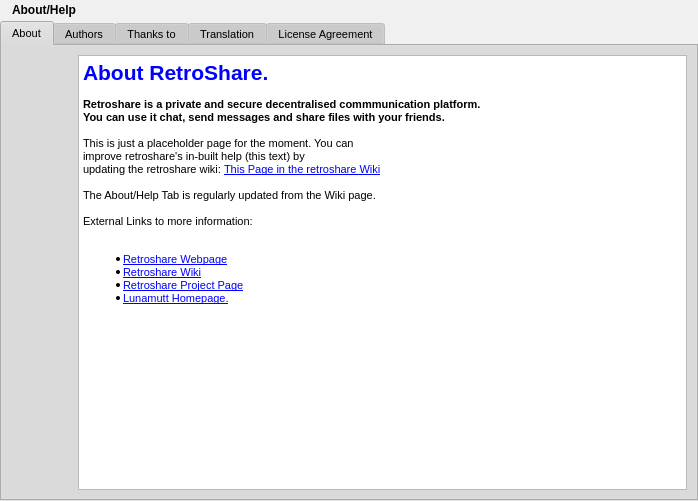
Before: the Qt Designer form rs-Qt-gui/src/gui/HelpDialog.ui in autoscatto/retroshare, drawn with Qt 5.
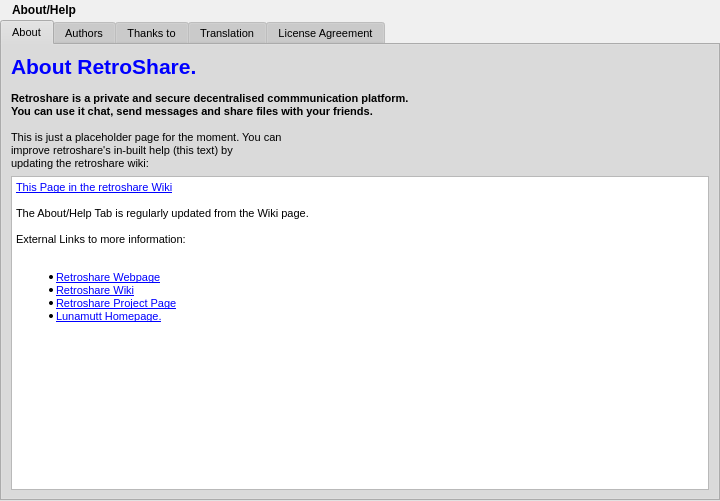
After: the same form once the commit is applied. The open tabs and pages were chosen to show the change. Icons and pictures are not drawn.

Commit message: fixed About Dialog

```diff
--- a/rs-Qt-gui/src/gui/HelpDialog.ui
+++ b/rs-Qt-gui/src/gui/HelpDialog.ui
@@ -5,7 +5,7 @@
    <rect>
     <x>0</x>
     <y>0</y>
-    <width>698</width>
+    <width>720</width>
     <height>501</height>
    </rect>
   </property>
@@ -505,7 +505,7 @@
     <number>0</number>
    </property>
    <property name="spacing" >
-    <number>1</number>
+    <number>0</number>
    </property>
    <item row="1" column="0" >
     <widget class="QTabWidget" name="tabWidget" >
@@ -523,14 +523,26 @@
        <property name="spacing" >
         <number>6</number>
        </property>
-       <item rowspan="2" row="0" column="1" >
+       <item row="0" column="2" >
+        <spacer>
+         <property name="orientation" >
+          <enum>Qt::Horizontal</enum>
+         </property>
+         <property name="sizeHint" >
+          <size>
+           <width>81</width>
+           <height>20</height>
+          </size>
+         </property>
+        </spacer>
+       </item>
+       <item row="1" column="0" colspan="3" >
         <widget class="QTextBrowser" name="textBrowser" >
          <property name="html" >
           <string>&lt;html>&lt;head>&lt;meta name="qrichtext" content="1" />&lt;style type="text/css">
 p, li { white-space: pre-wrap; }
 &lt;/style>&lt;/head>&lt;body style=" font-family:'Arial'; font-size:8pt; font-weight:400; font-style:normal; text-decoration:none;">
-&lt;p style=" margin-top:0px; margin-bottom:0px; margin-left:0px; margin-right:0px; -qt-block-indent:0; text-indent:0px;">&lt;span style=" font-size:xx-large; font-weight:600; color:#0000ff;">About RetroShare.&lt;/span>&lt;/p>
-&lt;p style=" margin-top:0px; margin-bottom:0px; margin-left:0px; margin-right:0px; -qt-block-indent:0; text-indent:0px;">&lt;br />&lt;span style=" font-weight:600;">Retroshare is a private and secure decentralised commmunication platform.&lt;br />You can use it chat, send messages and share files with your friends.&lt;/span>&lt;br />&lt;br />This is just a placeholder page for the moment. You can&lt;br />improve retroshare's in-built help (this text) by&lt;br />updating the retroshare wiki: &lt;a href="http://retroshare.wiki.sourceforge.net/help_tab">&lt;span style=" text-decoration: underline; color:#0000ff;">This Page in the retroshare Wiki&lt;/span>&lt;/a>&lt;br />&lt;br />The About/Help Tab is regularly updated from the Wiki page.&lt;br />&lt;br />External Links to more information:&lt;br />&lt;/p>
+&lt;p style=" margin-top:0px; margin-bottom:0px; margin-left:0px; margin-right:0px; -qt-block-indent:0; text-indent:0px;">&lt;a href="http://retroshare.wiki.sourceforge.net/help_tab">&lt;span style=" text-decoration: underline; color:#0000ff;">This Page in the retroshare Wiki&lt;/span>&lt;/a>&lt;br />&lt;br />The About/Help Tab is regularly updated from the Wiki page.&lt;br />&lt;br />External Links to more information:&lt;br />&lt;/p>
 &lt;ul style="-qt-list-indent: 1;">&lt;li style=" margin-top:0px; margin-bottom:0px; margin-left:0px; margin-right:0px; -qt-block-indent:0; text-indent:0px;">&lt;a href="http://retroshare.sourceforge.net">&lt;span style=" text-decoration: underline; color:#0000ff;">Retroshare Webpage&lt;/span>&lt;/a>&lt;/li>
 &lt;li style=" margin-top:0px; margin-bottom:0px; margin-left:0px; margin-right:0px; -qt-block-indent:0; text-indent:0px;">&lt;a href="http://retroshare.wiki.sourceforge.net/">&lt;span style=" text-decoration: underline; color:#0000ff;">Retroshare Wiki&lt;/span>&lt;/a>&lt;/li>
 &lt;li style=" margin-top:0px; margin-bottom:0px; margin-left:0px; margin-right:0px; -qt-block-indent:0; text-indent:0px;">&lt;a href="http://sourceforge.net/projects/retroshare/">&lt;span style=" text-decoration: underline; color:#0000ff;">Retroshare Project Page&lt;/span>&lt;/a>&lt;/li>
@@ -541,20 +553,7 @@
          </property>
         </widget>
        </item>
-       <item row="1" column="0" >
-        <spacer>
-         <property name="orientation" >
-          <enum>Qt::Vertical</enum>
-         </property>
-         <property name="sizeHint" >
-          <size>
-           <width>61</width>
-           <height>161</height>
-          </size>
-         </property>
-        </spacer>
-       </item>
-       <item row="0" column="0" >
+       <item row="0" column="1" >
         <widget class="QLabel" name="label_3" >
          <property name="text" >
           <string/>
@@ -564,6 +563,17 @@
          </property>
         </widget>
        </item>
+       <item row="0" column="0" >
+        <widget class="QLabel" name="label_4" >
+         <property name="text" >
+          <string>&lt;html>&lt;head>&lt;meta name="qrichtext" content="1" />&lt;style type="text/css">
+p, li { white-space: pre-wrap; }
+&lt;/style>&lt;/head>&lt;body style=" font-family:'Arial'; font-size:8pt; font-weight:400; font-style:normal; text-decoration:none;">
+&lt;p style=" margin-top:0px; margin-bottom:0px; margin-left:0px; margin-right:0px; -qt-block-indent:0; text-indent:0px;">&lt;span style=" font-size:xx-large; font-weight:600; color:#0000ff;">About RetroShare.&lt;/span>&lt;/p>
+&lt;p style=" margin-top:0px; margin-bottom:0px; margin-left:0px; margin-right:0px; -qt-block-indent:0; text-indent:0px;">&lt;br />&lt;span style=" font-weight:600;">Retroshare is a private and secure decentralised commmunication platform.&lt;br />You can use it chat, send messages and share files with your friends.&lt;/span>&lt;br />&lt;br />This is just a placeholder page for the moment. You can&lt;br />improve retroshare's in-built help (this text) by&lt;br />updating the retroshare wiki: &lt;/p>&lt;/body>&lt;/html></string>
+         </property>
+        </widget>
+       </item>
       </layout>
      </widget>
      <widget class="QWidget" name="tab_2" >
```
Left out of the diff: 2 changed lines with no effect on the pictures.
